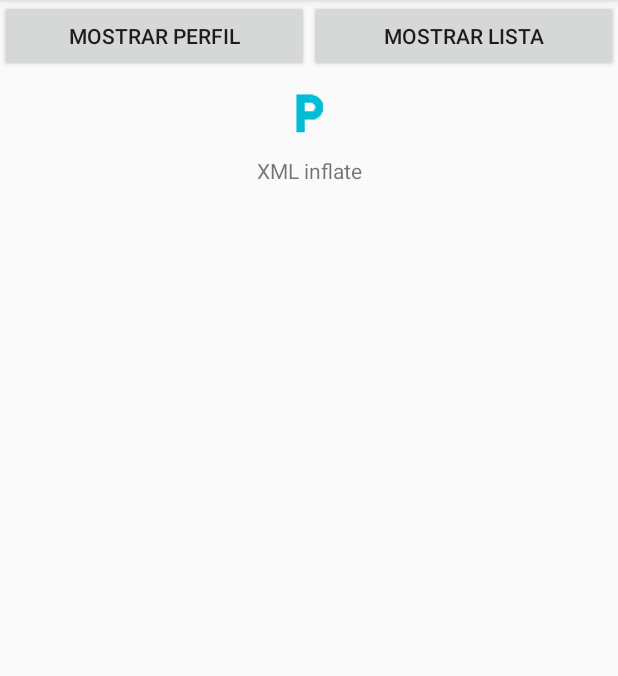
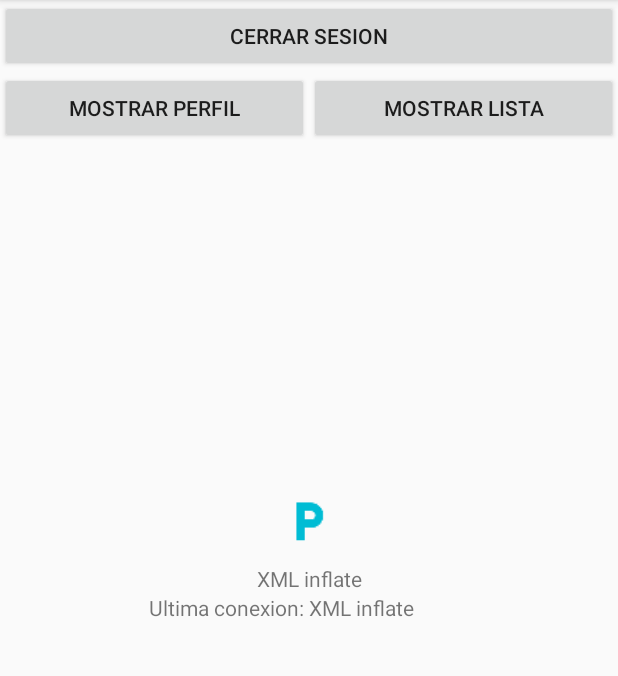
Before and after one commit to alegutim/Ejercicio1, an Android app: the fragment FragmentPerfil placed in its activity, on a phone screen of 412 x 824 dp, the part 84-760 px from its top. Run offline under Robolectric (Android 15) with nearby library versions, the phone set to English and light mode, and no system bars; 2 statements that could not run were skipped.

Commit message:
Commit con Login Listo, Usuarios guardados en base de datos, muestra ultima conexion, logea automaticamente, cierra sesion.

```diff
--- a/app/src/main/AndroidManifest.xml
+++ b/app/src/main/AndroidManifest.xml
@@ -16,7 +16,8 @@
             </intent-filter>
         </activity>
         <activity android:name=".FragmentActivity" />
-        <activity android:name=".DetalleActivity"></activity>
+        <activity android:name=".DetalleActivity" />
+        <activity android:name=".ActivityRegistro"></activity>
     </application>
 
 </manifest>
--- a/app/src/main/java/mx/com/alegutim/ejercicio1/FragmentActivity.java
+++ b/app/src/main/java/mx/com/alegutim/ejercicio1/FragmentActivity.java
@@ -1,22 +1,30 @@
 package mx.com.alegutim.ejercicio1;
 
 import android.app.Fragment;
+import android.content.Intent;
 import android.support.v7.app.AppCompatActivity;
 import android.os.Bundle;
 import android.view.View;
 
 import mx.com.alegutim.ejercicio1.fragment.FragmentLista;
 import mx.com.alegutim.ejercicio1.fragment.FragmentPerfil;
+import mx.com.alegutim.ejercicio1.util.SharedPreferenceUtil;
 
 public class FragmentActivity extends AppCompatActivity implements View.OnClickListener {
     String usuario;
+    String ultConexion;
+    SharedPreferenceUtil sharedPreferenceUtil;
     @Override
     protected void onCreate(Bundle savedInstanceState) {
         super.onCreate(savedInstanceState);
         setContentView(R.layout.activity_fragment);
+        sharedPreferenceUtil = new SharedPreferenceUtil(getApplicationContext());
          usuario = getIntent().getExtras().getString("key_user");
+        ultConexion = getIntent().getExtras().getString("key_ult_conexion");
         findViewById(R.id.btnperfil).setOnClickListener(this);
         findViewById(R.id.btnlista).setOnClickListener(this);
+        findViewById(R.id.btncSesion).setOnClickListener(this);
+
 
     }
 
@@ -29,12 +37,23 @@ public class FragmentActivity extends AppCompatActivity implements View.OnClickL
             case R.id.btnlista:
                 showList();
                 break;
+            case R.id.btncSesion:
+                eliminaUsuarioLogueado();
+                break;
 
         }
     }
 
+    private void eliminaUsuarioLogueado() {
+        sharedPreferenceUtil.saveLoggedUsuario(-1);
+        Intent intent =new  Intent(getApplicationContext(),MainActivity.class);
+        startActivity(intent);
+        finish();
+
+    }
+
     private void showPerfil() {
-        FragmentPerfil f = FragmentPerfil.newInstance(usuario);
+        FragmentPerfil f = FragmentPerfil.newInstance(usuario,ultConexion);
         getFragmentManager().beginTransaction().replace(R.id.fragment_perfil,f).commit();
 
 
--- a/app/src/main/java/mx/com/alegutim/ejercicio1/fragment/FragmentPerfil.java
+++ b/app/src/main/java/mx/com/alegutim/ejercicio1/fragment/FragmentPerfil.java
@@ -16,11 +16,12 @@ import mx.com.alegutim.ejercicio1.R;
  */
 public class FragmentPerfil extends Fragment {
     ImageView imgPerfil;
-    public static FragmentPerfil newInstance(String name)
+    public static FragmentPerfil newInstance(String name , String ultConexion)
     {
         FragmentPerfil f = new FragmentPerfil();
         Bundle b = new Bundle();
         b.putString("key_user", name);
+        b.putString("key_ult_conexion", ultConexion);
         f.setArguments(b);
         return f;
 
@@ -30,14 +31,19 @@ public class FragmentPerfil extends Fragment {
         View view = inflater.inflate(R.layout.fragment_perfil,container,false);
         imgPerfil = (ImageView)view.findViewById(R.id.imgPerfil);
         TextView textUsuario  = (TextView) view.findViewById(R.id.textUsuario);
+        TextView textUltConexion  = (TextView) view.findViewById(R.id.textUltConexion);
         String user;
+        String ult_conexion;
         Bundle bundle = getArguments();
         if ( bundle!=null) {
             user = bundle.getString("key_user");
+            ult_conexion = bundle.getString("key_ult_conexion");
         }else{
             user = "XML inflate";
+            ult_conexion = "XML inflate";
         }
         textUsuario.setText(user);
+        textUltConexion.setText(ult_conexion);
         imgPerfil.setImageResource( buscaInicial(user)?R.drawable.ic_action_spellcheck:R.drawable.ic_maps_local_parking);
         return view;
     }
--- /dev/null
+++ b/app/src/main/java/mx/com/alegutim/ejercicio1/util/SharedPreferenceUtil.java
@@ -0,0 +1,28 @@
+package mx.com.alegutim.ejercicio1.util;
+
+import android.content.Context;
+import android.content.SharedPreferences;
+
+/**
+ * Created by Administrator on 23/06/2016.
+ */
+public class SharedPreferenceUtil {
+
+    private  final SharedPreferences sp;
+    private static final String FILE_NAME_LOGGED_USER = "ejercicio1_shared_preferences";
+
+    public SharedPreferenceUtil(Context context) {
+        sp = context.getSharedPreferences(FILE_NAME_LOGGED_USER,Context.MODE_PRIVATE);
+    }
+
+    public void saveLoggedUsuario (int id){
+        sp.edit().putString("id_user",String.valueOf(id)).apply();
+    }
+
+    public int getLoggedUsuario (){
+        int id_user = Integer.parseInt(sp.getString("id_user","-1"));
+        return id_user;
+    }
+
+
+}
--- a/app/src/main/res/layout/activity_fragment.xml
+++ b/app/src/main/res/layout/activity_fragment.xml
@@ -5,9 +5,17 @@
     android:layout_width="match_parent"
     android:layout_height="match_parent">
 
+    <LinearLayout android:orientation="horizontal"
+        android:layout_width="match_parent"
+        android:layout_height="wrap_content">
+        <Button
+            android:id="@+id/btncSesion"
+            android:text="Cerrar sesion"
+            android:layout_width="match_parent"
+            android:layout_height="wrap_content" />
+    </LinearLayout>
     <LinearLayout
         android:orientation="horizontal"
-
         android:layout_width="match_parent"
         android:layout_height="wrap_content">
         <Button
@@ -27,10 +35,11 @@
     <LinearLayout
         android:orientation="vertical"
         android:layout_width="match_parent"
-        android:layout_height="match_parent">
+        android:layout_height="match_parent"
+        android:layout_weight="1">
         <FrameLayout
             android:id="@+id/fragment_perfil"
-            android:layout_weight="1"
+            android:layout_weight="2"
             android:layout_width="match_parent"
             android:layout_height="match_parent" ></FrameLayout>
         <FrameLayout
@@ -38,8 +47,6 @@
             android:id="@+id/fragmentHolder"
             android:layout_width="match_parent"
             android:layout_height="match_parent"></FrameLayout>
-
-
     </LinearLayout>
 
 </LinearLayout>
--- a/app/src/main/res/layout/fragment_perfil.xml
+++ b/app/src/main/res/layout/fragment_perfil.xml
@@ -9,8 +9,26 @@
         android:layout_height="56dp" />
 
     <TextView
+        android:hint="usuario"
         android:id="@+id/textUsuario"
         android:gravity="center"
         android:layout_width="match_parent"
         android:layout_height="wrap_content" />
+    <LinearLayout
+        android:orientation="horizontal"
+        android:layout_width="match_parent"
+        android:layout_height="wrap_content">
+    <TextView
+        android:gravity="right"
+        android:layout_weight="1"
+        android:text="Ultima conexion: "
+        android:layout_width="match_parent"
+        android:layout_height="wrap_content" />
+    <TextView
+        android:layout_weight="1"
+        android:hint="fecha"
+        android:id="@+id/textUltConexion"
+        android:layout_width="match_parent"
+        android:layout_height="wrap_content" />
+    </LinearLayout>
 </LinearLayout>
--- a/app/src/main/res/values/strings.xml
+++ b/app/src/main/res/values/strings.xml
@@ -3,4 +3,5 @@
 
     <!-- TODO: Remove or change this placeholder text -->
     <string name="hello_blank_fragment">Hello blank fragment</string>
+    <string name="msg_error_log">Usuario no existe, favor de registrarse.</string>
 </resources>
```
Also changed, not shown: app/src/main/java/mx/com/alegutim/ejercicio1/ActivityRegistro.java (added, +34 -0 lines), app/src/main/java/mx/com/alegutim/ejercicio1/MainActivity.java (+41 -6 lines), app/src/main/java/mx/com/alegutim/ejercicio1/model/Usuario.java (added, +25 -0 lines), app/src/main/java/mx/com/alegutim/ejercicio1/sql/MySqliteHelper.java (added, +40 -0 lines), app/src/main/java/mx/com/alegutim/ejercicio1/sql/UsuarioDataSource.java (added, +67 -0 lines), app/src/main/res/layout/activity_main.xml (+11 -2 lines), app/src/main/res/layout/activity_registro.xml (added, +22 -0 lines).
